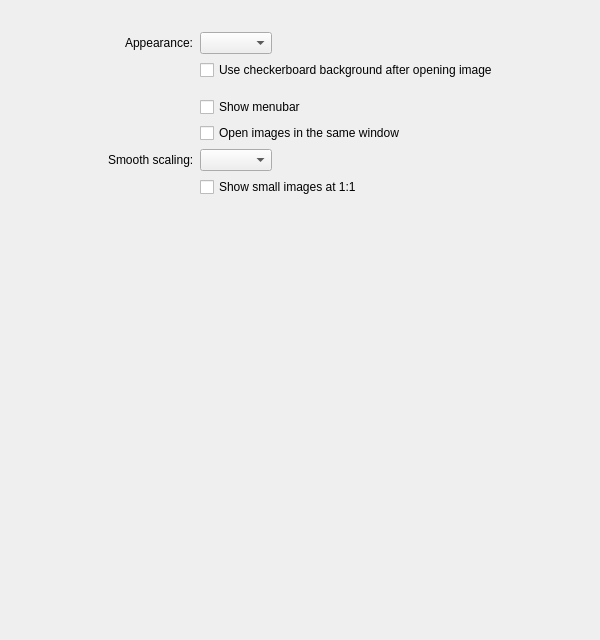
The window that src/qvoptionsdialog.ui (inostarlin-passion/Fovelle) describes before a commit, drawn with Qt 5.
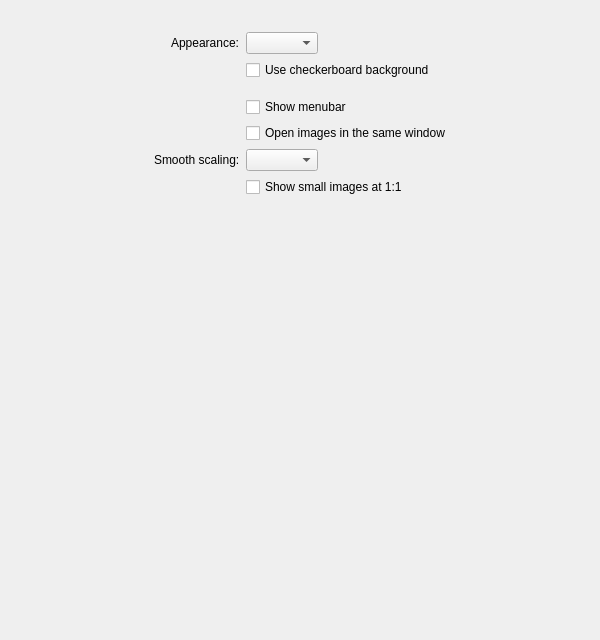
The same window after the commit.

The edit to the form file:
```diff
--- a/src/qvoptionsdialog.ui
+++ b/src/qvoptionsdialog.ui
@@ -119,7 +119,7 @@
           <item row="1" column="1">
            <widget class="QCheckBox" name="checkerboardBackgroundCheckbox">
             <property name="text">
-             <string>Use checkerboard background after opening image</string>
+             <string>Use checkerboard background</string>
             </property>
            </widget>
           </item>
```
